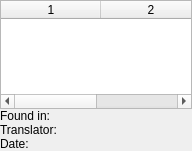
Qt form pootling/ui/TableTM.ui (cc-archive/pootle) before a commit.
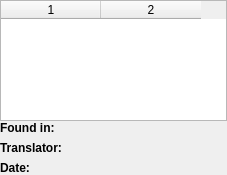
The same form after that commit.

Commit message: make lookup view nicer

```diff
--- a/pootling/ui/TableTM.ui
+++ b/pootling/ui/TableTM.ui
@@ -5,8 +5,8 @@
    <rect>
     <x>0</x>
     <y>0</y>
-    <width>192</width>
-    <height>151</height>
+    <width>227</width>
+    <height>175</height>
    </rect>
   </property>
   <property name="sizePolicy" >
@@ -33,7 +33,7 @@
    <property name="spacing" >
     <number>0</number>
    </property>
-   <item row="0" column="0" colspan="2" >
+   <item row="0" column="0" colspan="3" >
     <widget class="QTableWidget" name="tblTM" >
      <property name="dragEnabled" >
       <bool>true</bool>
@@ -48,34 +48,28 @@
      <column/>
     </widget>
    </item>
-   <item row="2" column="1" >
-    <widget class="QLabel" name="lblTranslator" >
-     <property name="frameShape" >
-      <enum>QFrame::NoFrame</enum>
+   <item row="1" column="2" >
+    <spacer>
+     <property name="orientation" >
+      <enum>Qt::Horizontal</enum>
      </property>
-     <property name="text" >
-      <string/>
+     <property name="sizeHint" >
+      <size>
+       <width>40</width>
+       <height>20</height>
+      </size>
      </property>
-    </widget>
-   </item>
-   <item row="2" column="0" >
-    <widget class="QLabel" name="label_3" >
-     <property name="text" >
-      <string>Translator:</string>
-     </property>
-    </widget>
-   </item>
-   <item row="4" column="1" >
-    <widget class="QLabel" name="lblDate" >
-     <property name="frameShape" >
-      <enum>QFrame::NoFrame</enum>
-     </property>
-     <property name="text" >
-      <string/>
-     </property>
-    </widget>
+    </spacer>
    </item>
    <item row="1" column="1" >
+    <layout class="QVBoxLayout" >
+     <property name="margin" >
+      <number>0</number>
+     </property>
+     <property name="spacing" >
+      <number>6</number>
+     </property>
+     <item>
     <widget class="QLabel" name="lblPath" >
      <property name="windowModality" >
       <enum>Qt::NonModal</enum>
@@ -94,19 +88,67 @@
      </property>
     </widget>
    </item>
-   <item rowspan="2" row="3" column="0" >
-    <widget class="QLabel" name="label_4" >
+     <item>
+      <widget class="QLabel" name="lblTranslator" >
+       <property name="frameShape" >
+        <enum>QFrame::NoFrame</enum>
+       </property>
      <property name="text" >
-      <string>Date:</string>
-     </property>
-    </widget>
+        <string/>
+       </property>
+      </widget>
+     </item>
+     <item>
+      <widget class="QLabel" name="lblDate" >
+       <property name="frameShape" >
+        <enum>QFrame::NoFrame</enum>
+       </property>
+       <property name="text" >
+        <string/>
+       </property>
+      </widget>
+     </item>
+    </layout>
    </item>
    <item row="1" column="0" >
+    <layout class="QVBoxLayout" >
+     <property name="margin" >
+      <number>0</number>
+     </property>
+     <property name="spacing" >
+      <number>6</number>
+     </property>
+     <item>
     <widget class="QLabel" name="label" >
      <property name="text" >
-      <string>Found in:</string>
-     </property>
-    </widget>
+        <string>&lt;html>&lt;head>&lt;meta name="qrichtext" content="1" />&lt;style type="text/css">
+p, li { white-space: pre-wrap; }
+&lt;/style>&lt;/head>&lt;body style=" font-family:'Sans Serif'; font-size:9pt; font-weight:400; font-style:normal; text-decoration:none;">
+&lt;p style=" margin-top:0px; margin-bottom:0px; margin-left:0px; margin-right:0px; -qt-block-indent:0; text-indent:0px;">&lt;span style=" font-weight:600;">Found in:&lt;/span>&lt;/p>&lt;/body>&lt;/html></string>
+       </property>
+      </widget>
+     </item>
+     <item>
+      <widget class="QLabel" name="label_3" >
+       <property name="text" >
+        <string>&lt;html>&lt;head>&lt;meta name="qrichtext" content="1" />&lt;style type="text/css">
+p, li { white-space: pre-wrap; }
+&lt;/style>&lt;/head>&lt;body style=" font-family:'Sans Serif'; font-size:9pt; font-weight:400; font-style:normal; text-decoration:none;">
+&lt;p style=" margin-top:0px; margin-bottom:0px; margin-left:0px; margin-right:0px; -qt-block-indent:0; text-indent:0px;">&lt;span style=" font-weight:600;">Translator:&lt;/span>&lt;/p>&lt;/body>&lt;/html></string>
+       </property>
+      </widget>
+     </item>
+     <item>
+      <widget class="QLabel" name="label_4" >
+       <property name="text" >
+        <string>&lt;html>&lt;head>&lt;meta name="qrichtext" content="1" />&lt;style type="text/css">
+p, li { white-space: pre-wrap; }
+&lt;/style>&lt;/head>&lt;body style=" font-family:'Sans Serif'; font-size:9pt; font-weight:400; font-style:normal; text-decoration:none;">
+&lt;p style=" margin-top:0px; margin-bottom:0px; margin-left:0px; margin-right:0px; -qt-block-indent:0; text-indent:0px;">&lt;span style=" font-weight:600;">Date:&lt;/span>&lt;/p>&lt;/body>&lt;/html></string>
+       </property>
+      </widget>
+     </item>
+    </layout>
    </item>
   </layout>
  </widget>
```
Left out of the diff: 3 changed lines with no effect on the pictures. Lines whose indentation alone changed are shown as unchanged. The commit also changes 1 other file.
